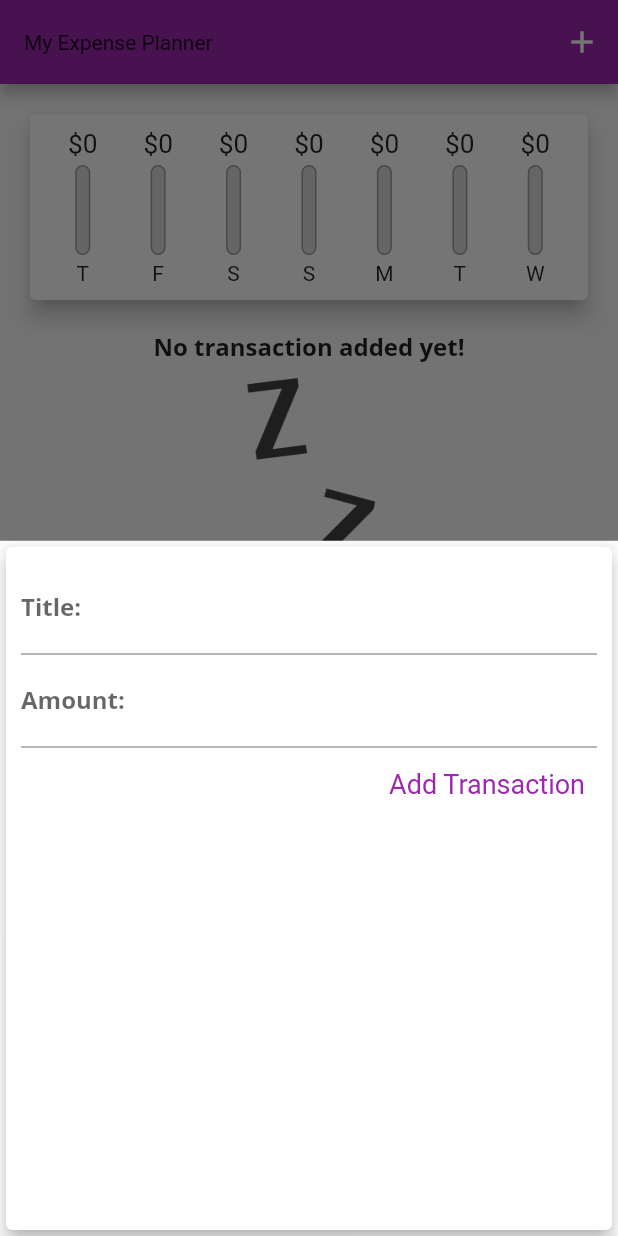
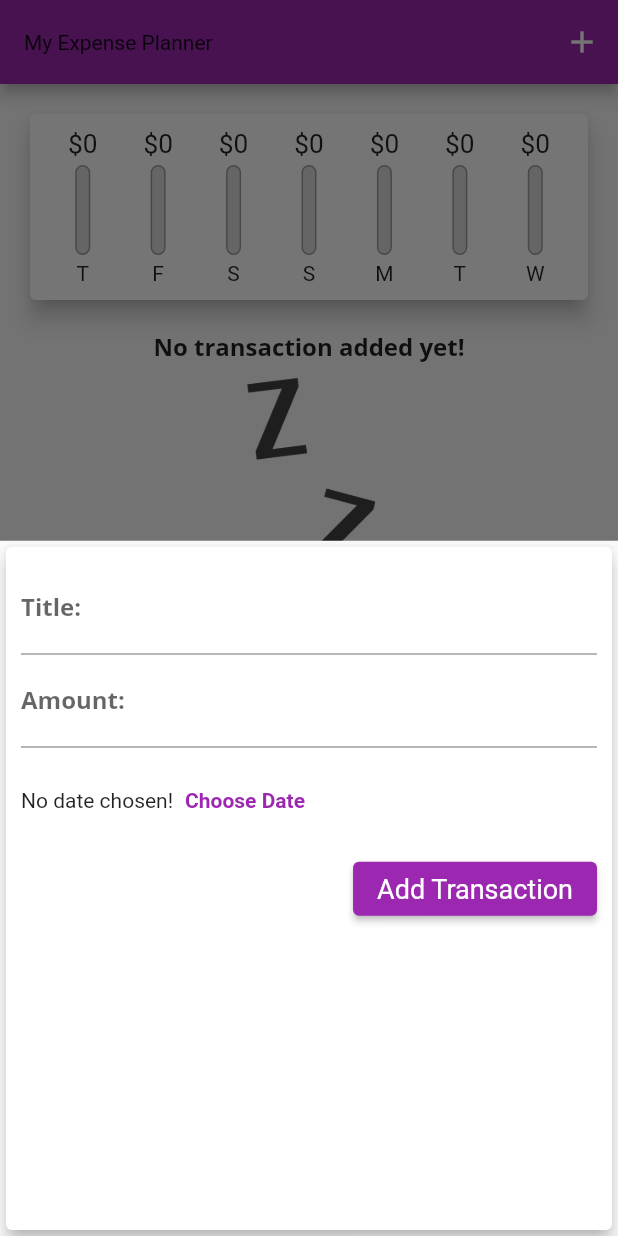
Before and after one commit to dania-afridi/my_flutter_expense_planner, a Flutter app: the screen it shows after launch, after a tap on the "add" icon, on a phone screen of 412 x 824 dp. Run offline on Flutter 3.47's test engine with Material 2 defaults, Android fonts, the phone set to English and light mode, and no system bars.

Commit message:
added container for date options

```diff
--- a/lib/widgets/new_transaction.dart
+++ b/lib/widgets/new_transaction.dart
@@ -59,7 +59,22 @@ class _NewTransactionState extends State<NewTransaction> {
                   keyboardType: TextInputType.number,
                   onSubmitted: ((_) => submitData()),
                 ),
-                TextButton(
+                Container(
+                  height: 70,
+                  child: Row(
+                    children: <Widget>[
+                      Text('No date chosen!'),
+                      TextButton(
+                        onPressed: () {},
+                        child: Text(
+                          'Choose Date',
+                          style: TextStyle(fontWeight: FontWeight.bold),
+                        ),
+                      )
+                    ],
+                  ),
+                ),
+                ElevatedButton(
                   onPressed: submitData
                   /*   print(titleInput);
                           print(amountInput); */
@@ -68,7 +83,7 @@ class _NewTransactionState extends State<NewTransaction> {
                   ,
                   // ignore: prefer_const_constructors
                   child: Text('Add Transaction'),
-                  style: TextButton.styleFrom(
+                  style: ElevatedButton.styleFrom(
                       primary: Colors.purple,
                       textStyle: TextStyle(
                           fontSize: 18, fontWeight: FontWeight.normal)),
```
